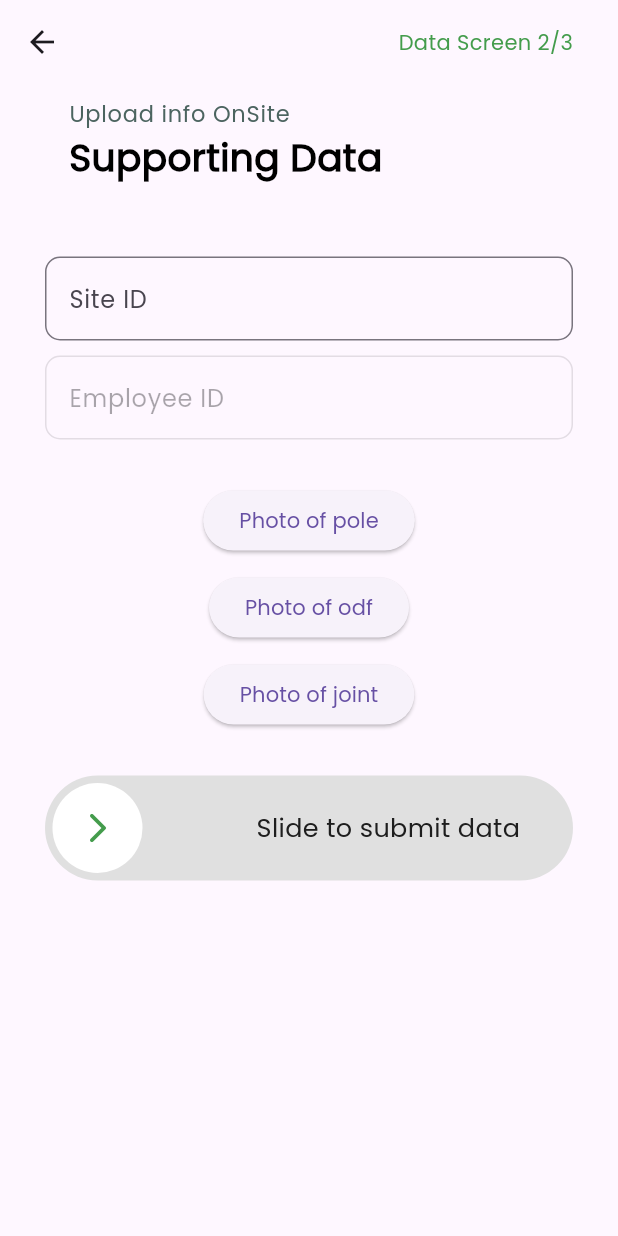
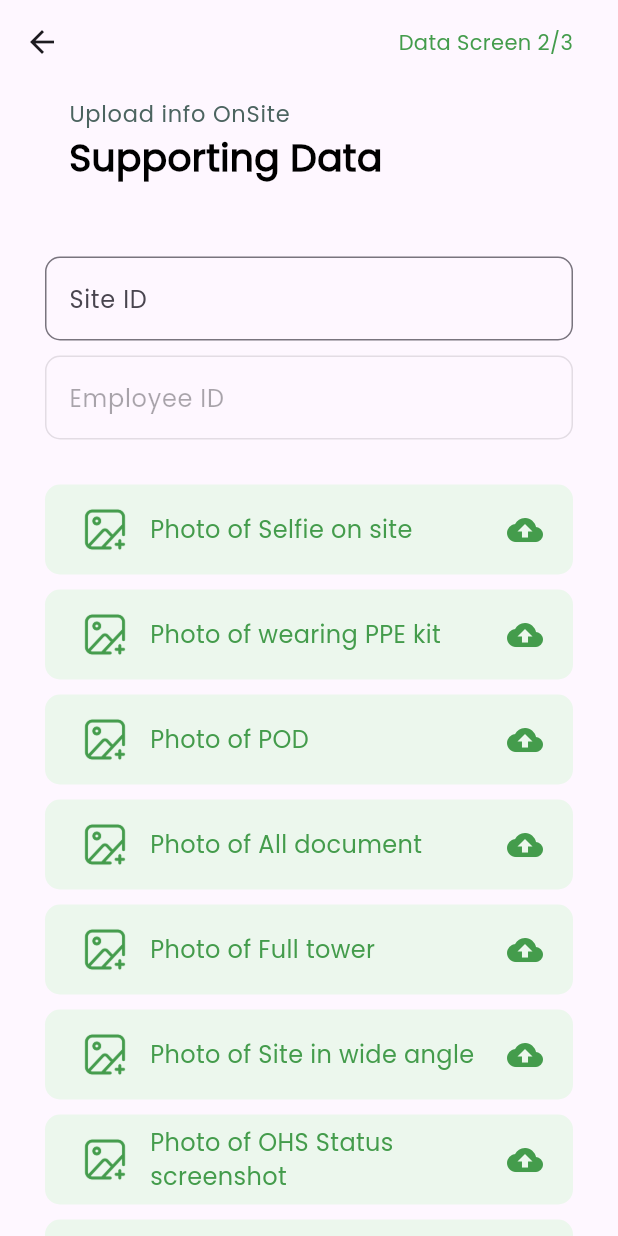
Before and after one commit to HeLLLuci/drive_check, a Flutter app: the SiteDataScreen screen opened directly, on a phone screen of 412 x 824 dp. Run offline on Flutter 3.47's test engine with Material 3 defaults, Android fonts, the phone set to English and light mode, and no system bars; drawn by our look-alikes of slider_button; our stand-ins replace carousel_slider, cloud_firestore, firebase_auth, firebase_core, firebase_storage, fluttertoast and 4 more; missing offline and left inert: firebase_app_check; accounts and stored records are empty; network calls fail.

```diff
--- a/lib/Screens/on_site_data_screen.dart
+++ b/lib/Screens/on_site_data_screen.dart
@@ -8,7 +8,7 @@ class OnSiteData extends StatelessWidget {
       step: '2',
       siteType: 'OnSite',
       collectionName: 'onTestData',
-      imageKeys: ['pole', 'odf', 'joint'],
+      imageKeys: ['Selfie on site', 'wearing PPE kit', 'POD', 'All document', 'Full tower', 'Site in wide angle', 'OHS Status screenshot', 'PTW screenshot', 'Full team wearing PPE kit', 'TBT', 'all equipment & material', 'Entire tower', 'material required', 'installation done'],
     );
   }
 }
--- a/lib/Screens/post_site_data_screen.dart
+++ b/lib/Screens/post_site_data_screen.dart
@@ -8,7 +8,7 @@ class PostSiteData extends StatelessWidget {
       step: '3',
       siteType: 'PostSite',
       collectionName: 'postTestData',
-      imageKeys: ['powerCable', 'siteLeaving', 'cabPhoto', 'cabDriverDL', 'RCcab'],
+      imageKeys: ['power cable', 'Power cable readings', 'Site leaving selfie', 'cab', 'cab driver DL', 'RC with full cab'],
     );
   }
 }
--- a/lib/Screens/pre_site_data_screen.dart
+++ b/lib/Screens/pre_site_data_screen.dart
@@ -8,7 +8,7 @@ class PreSiteData extends StatelessWidget {
       step: '1',
       siteType: 'PreSite',
       collectionName: 'preTestData',
-      imageKeys: ['pole', 'odf', 'joint'],
+      imageKeys: ['Selfie in Room','All PPE kit Equipments', 'Handset with holder', 'Selfie With Cab', 'odometer', 'Inside Cab', 'Outside cab', 'No. plate of cab', 'Full cab', 'Insurance Documents', 'RC', 'Driving License'],
     );
   }
 }
--- a/lib/Widgets/image_picker_button.dart
+++ b/lib/Widgets/image_picker_button.dart
@@ -11,16 +11,51 @@ class ImagePickerButton extends StatelessWidget {
   Widget build(BuildContext context) {
     final controller = Get.find<SiteDataController>();
 
-    return Obx(() {
-      return Column(
-        children: [
-          ElevatedButton(
-            onPressed: () => controller.pickImage(imageKey),
-            child: Text(title),
-          ),
-          if (controller.images[imageKey] != null)
-            Image.file(controller.images[imageKey]!, height: 100, width: 100),
-        ],
+    // return Obx(() {
+    //   return Column(
+    //     children: [
+    //       ElevatedButton(
+    //         onPressed: () => controller.pickImage(imageKey),
+    //         child: Text(title),
+    //       ),
+    //       if (controller.images[imageKey] != null)
+    //         Image.file(controller.images[imageKey]!, height: 100, width: 100),
+    //     ],
+    //   );
+    // });
+
+    return Obx((){
+      return GestureDetector(
+        onTap: ()=> controller.pickImage(imageKey),
+        child: Column(
+          children: [
+            Container(
+              padding: EdgeInsets.symmetric(horizontal: 20),
+              height: 60,
+              decoration: BoxDecoration(
+                color: Color(0xFFECF7ED),
+                borderRadius: BorderRadius.circular(10.0),
+              ),
+              child: Row(
+                children: [Image.asset("assets/Images/addimage.png",
+                  width: 40,
+                  height: 40,
+                  fit: BoxFit.cover,),
+                  SizedBox(width: 10),
+                  Expanded(
+                    child: Text(
+                      title,
+                      style: TextStyle(fontSize: 16, color: Color(0xFF449C4C)),
+                    ),
+                  ),
+                  Icon(Icons.cloud_upload, color: Color(0xFF449C4C),)
+                ],
+              ),
+            ),
+            if (controller.images[imageKey] != null)
+                    Image.file(controller.images[imageKey]!, height: 100, width: 100),
+          ],
+        ),
       );
     });
   }
```
Also changed, not shown: lib/Widgets/image_selector_button.dart (+8 -15 lines), 1 other file.
